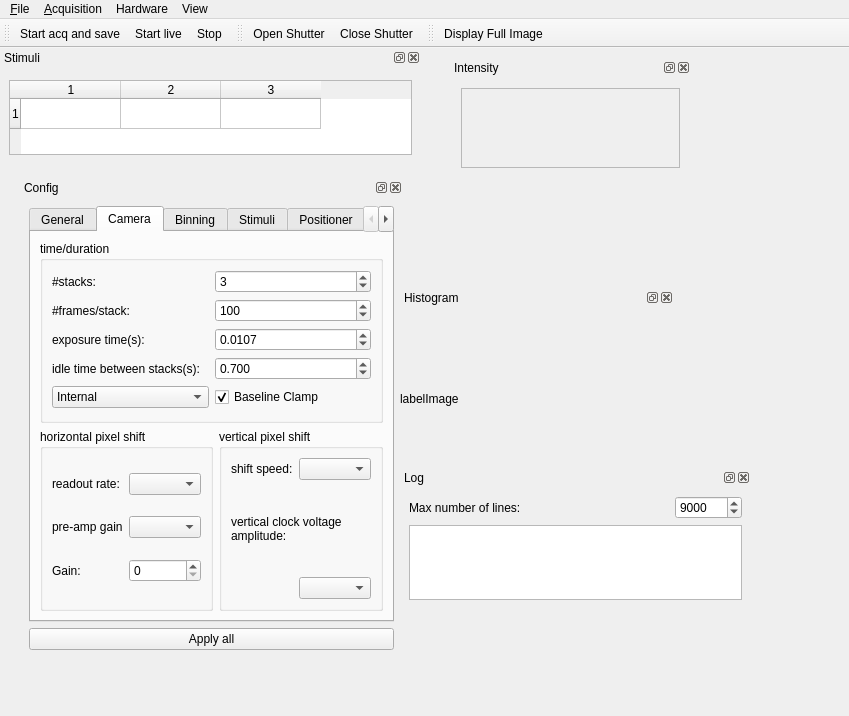
The window that imagine.ui (HolyLab/Imagine) describes before a commit, drawn with Qt 5.
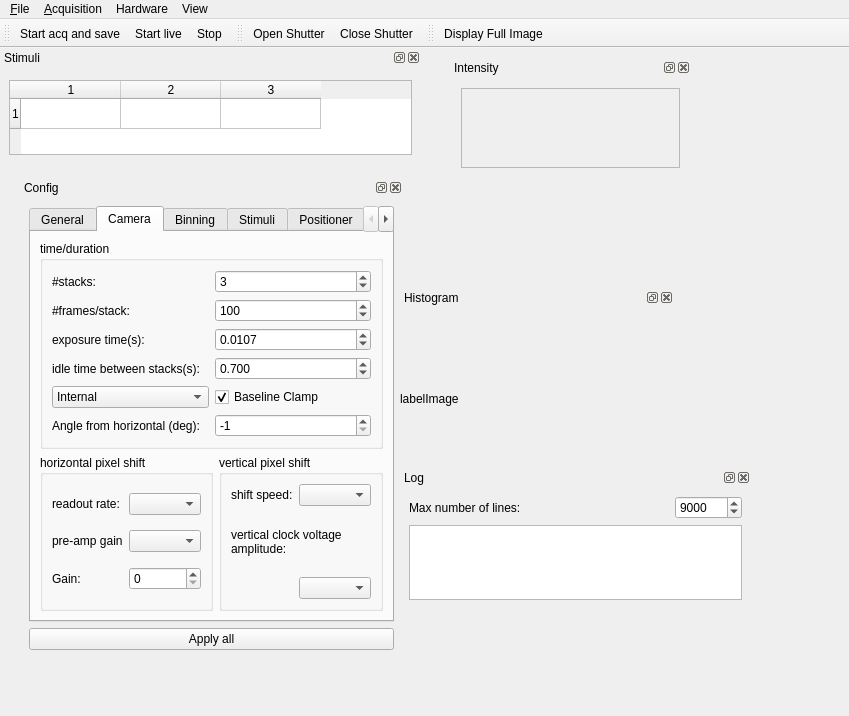
The same window after the commit. The open tabs and pages were chosen to show the change. Icons and pictures are not drawn. Custom widgets are drawn as their Qt base class.

Commit message: added camera angle in the ui

What changed in the file:
```diff
--- a/imagine.ui
+++ b/imagine.ui
@@ -381,6 +381,29 @@
                </property>
               </widget>
              </item>
+             <item row="5" column="0">
+              <widget class="QLabel" name="label_32">
+               <property name="text">
+                <string>Angle from horizontal (deg):</string>
+               </property>
+              </widget>
+             </item>
+             <item row="5" column="1">
+              <widget class="QSpinBox" name="spinBoxAngle">
+               <property name="toolTip">
+                <string>-1 means n/a</string>
+               </property>
+               <property name="minimum">
+                <number>-1</number>
+               </property>
+               <property name="maximum">
+                <number>360</number>
+               </property>
+               <property name="value">
+                <number>-1</number>
+               </property>
+              </widget>
+             </item>
             </layout>
            </widget>
           </item>
```
Left out of the diff: 2 changed lines with no effect on the pictures.
